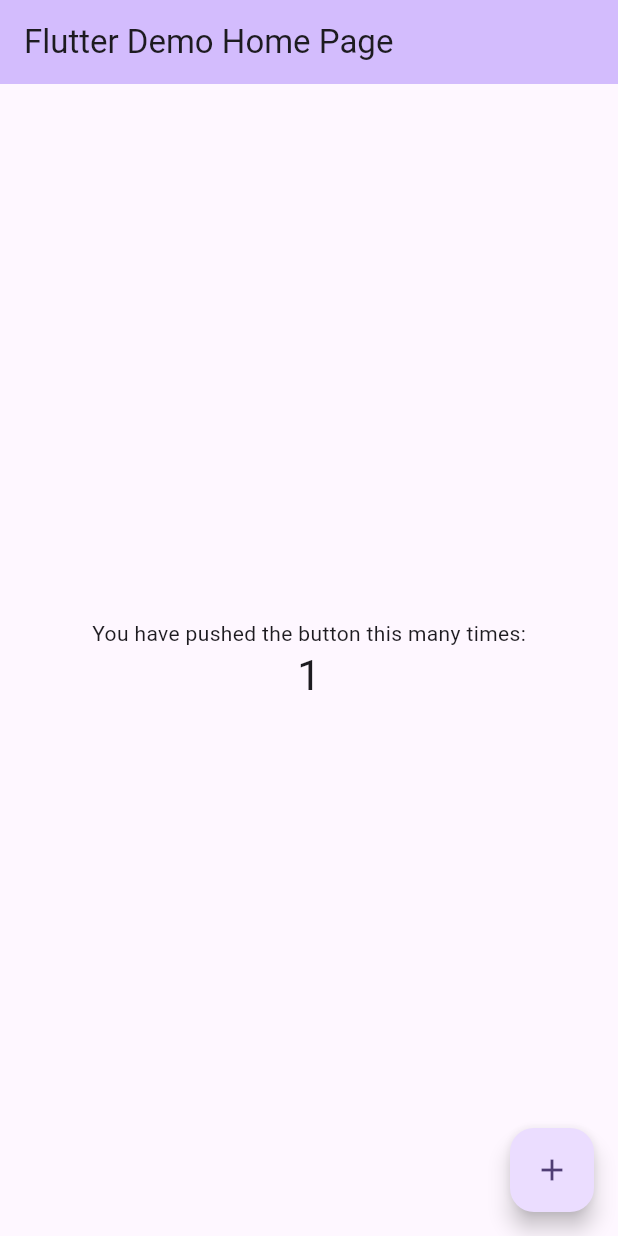
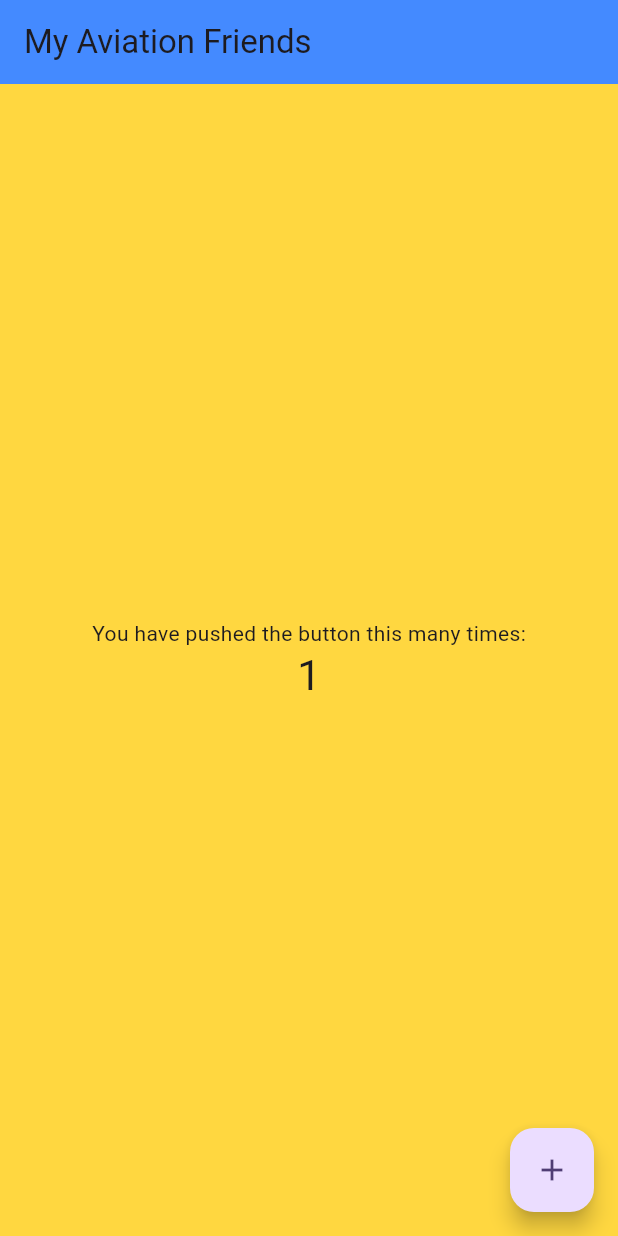
Before and after one commit to ajotcole/my-avation-friends-flutter, a Flutter app: the screen it shows after launch, after a tap on the "add" icon, on a phone screen of 412 x 824 dp. Run offline on Flutter 3.47's test engine with Material 3 defaults, Android fonts, the phone set to English and light mode, and no system bars.

```diff
--- a/lib/main.dart
+++ b/lib/main.dart
@@ -1,17 +1,17 @@
 import 'package:flutter/material.dart';
 
 void main() {
-  runApp(const MyApp());
+  runApp(const MyAviationFriends());
 }
 
-class MyApp extends StatelessWidget {
-  const MyApp({super.key});
+class MyAviationFriends extends StatelessWidget {
+  const MyAviationFriends({super.key});
 
   // This widget is the root of your application.
   @override
   Widget build(BuildContext context) {
     return MaterialApp(
-      title: 'Flutter Demo',
+      title: 'My Aviation Friends',
       theme: ThemeData(
         // This is the theme of your application.
         //
@@ -31,7 +31,7 @@ class MyApp extends StatelessWidget {
         colorScheme: ColorScheme.fromSeed(seedColor: Colors.deepPurple),
         useMaterial3: true,
       ),
-      home: const MyHomePage(title: 'Flutter Demo Home Page'),
+      home: const MyHomePage(title: 'My Aviation Friends'),
     );
   }
 }
@@ -81,11 +81,12 @@ class _MyHomePageState extends State<MyHomePage> {
         // TRY THIS: Try changing the color here to a specific color (to
         // Colors.amber, perhaps?) and trigger a hot reload to see the AppBar
         // change color while the other colors stay the same.
-        backgroundColor: Theme.of(context).colorScheme.inversePrimary,
+        backgroundColor: Colors.blueAccent,
         // Here we take the value from the MyHomePage object that was created by
         // the App.build method, and use it to set our appbar title.
         title: Text(widget.title),
       ),
+      backgroundColor: Colors.amberAccent,
       body: Center(
         // Center is a layout widget. It takes a single child and positions it
         // in the middle of the parent.
--- a/pubspec.yaml
+++ b/pubspec.yaml
@@ -35,6 +35,7 @@ dependencies:
   # The following adds the Cupertino Icons font to your application.
   # Use with the CupertinoIcons class for iOS style icons.
   cupertino_icons: ^1.0.6
+  go_router: ^14.1.4
 
 dev_dependencies:
   flutter_test:
```
Also changed, not shown: pubspec.lock, 23 other files.
